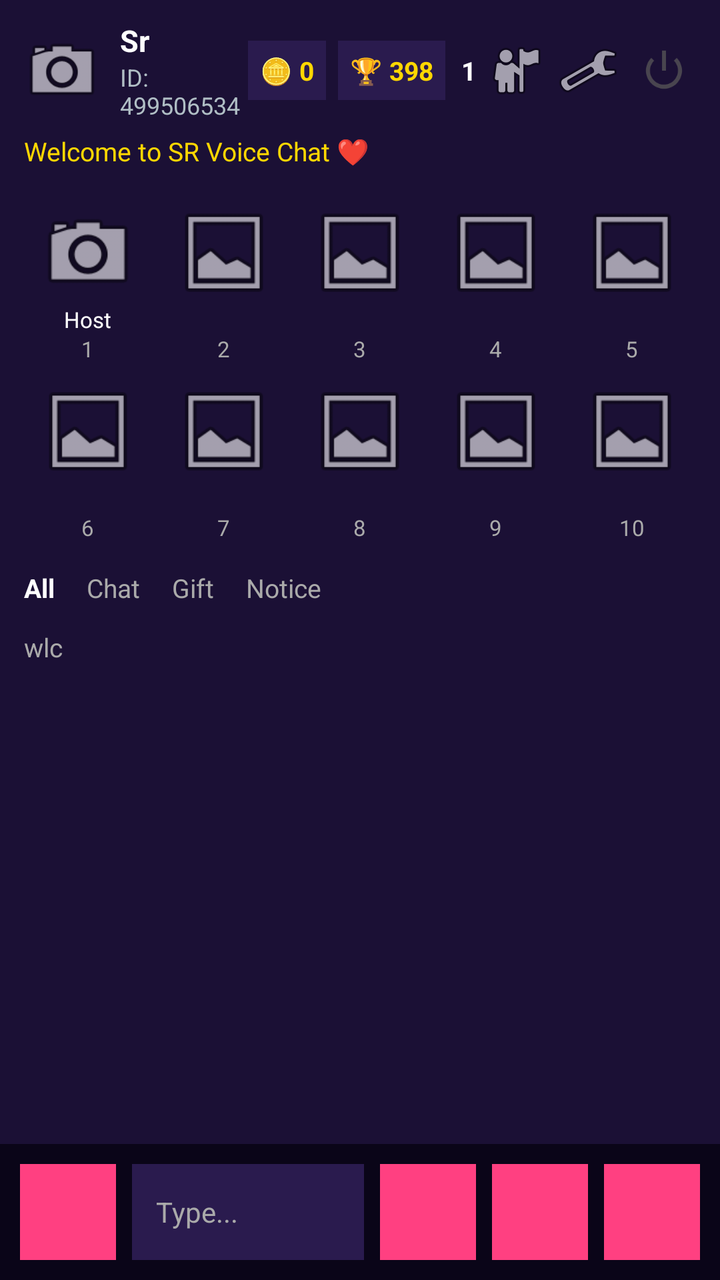
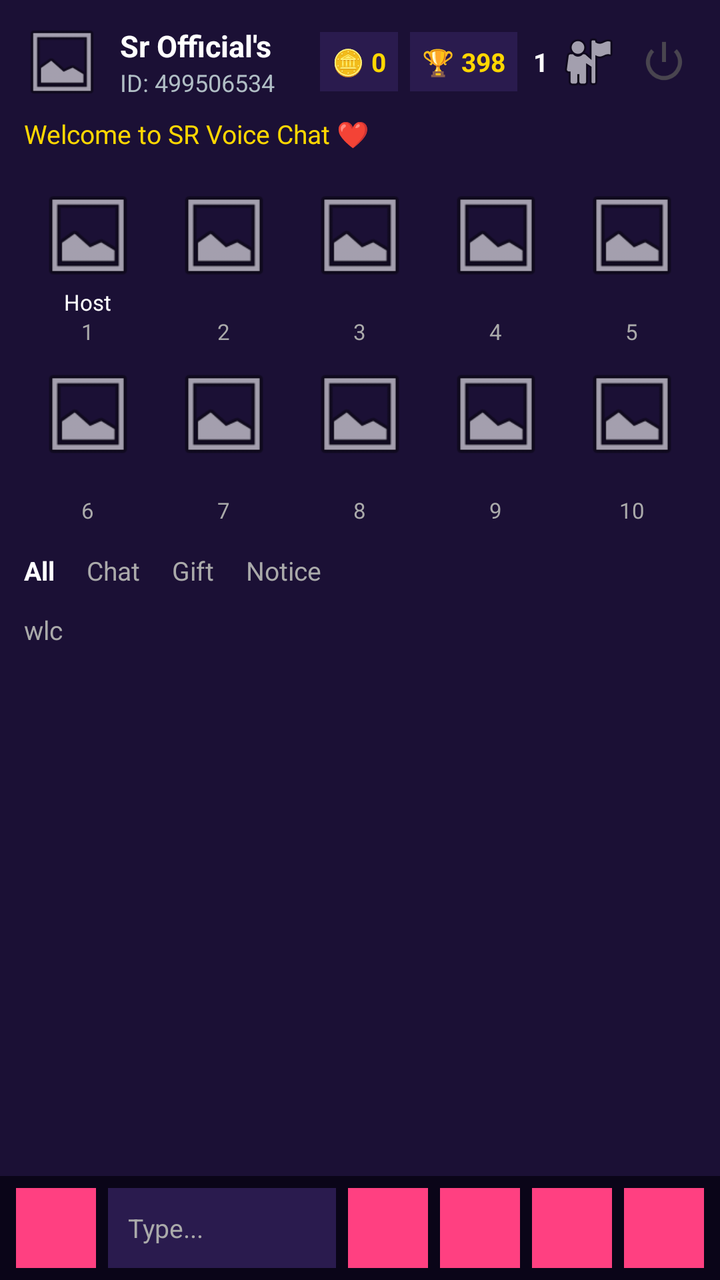

Compare the two renders of this Android layout. The source of the first and the diff that turns it into the second are given below.
<!-- AndroidManifest.xml: activity theme Theme.SRVoiceChat -->
<!-- res/layout/activity_voice_room.xml -->
<?xml version="1.0" encoding="utf-8"?>
<LinearLayout xmlns:android="http://schemas.android.com/apk/res/android"
    android:layout_width="match_parent"
    android:layout_height="match_parent"
    android:orientation="vertical"
    android:background="#1B1035">

    
    <LinearLayout
        android:layout_width="match_parent"
        android:layout_height="wrap_content"
        android:orientation="horizontal"
        android:gravity="center_vertical"
        android:paddingStart="10dp"
        android:paddingEnd="10dp"
        android:paddingTop="10dp"
        android:paddingBottom="6dp">

        <ImageView
            android:id="@+id/roomHeaderProfileImg"
            android:layout_width="42dp"
            android:layout_height="42dp"
            android:src="@android:drawable/ic_menu_camera" />

        <LinearLayout
            android:layout_width="0dp"
            android:layout_height="wrap_content"
            android:layout_weight="1"
            android:orientation="vertical"
            android:paddingStart="8dp">

            <TextView
                android:id="@+id/roomTitleText"
                android:layout_width="wrap_content"
                android:layout_height="wrap_content"
                android:text="Sr Official's Room"
                android:textColor="#FFFFFF"
                android:textSize="15sp"
                android:textStyle="bold"
                android:maxLines="1" />

            <TextView
                android:id="@+id/roomInfoText"
                android:layout_width="wrap_content"
                android:layout_height="wrap_content"
                android:text="ID: 499506534"
                android:textColor="#B0BEC5"
                android:textSize="12sp" />
        </LinearLayout>

        
        <LinearLayout
            android:layout_width="wrap_content"
            android:layout_height="wrap_content"
            android:orientation="horizontal"
            android:gravity="center_vertical"
            android:padding="6dp"
            android:background="#2A1B4E">

            <TextView
                android:id="@+id/textRoomCoins"
                android:layout_width="wrap_content"
                android:layout_height="wrap_content"
                android:text="🪙 0"
                android:textColor="#FFD700"
                android:textSize="13sp"
                android:textStyle="bold" />
        </LinearLayout>

        
        <LinearLayout
            android:id="@+id/btnInRoomRanking"
            android:layout_width="wrap_content"
            android:layout_height="wrap_content"
            android:orientation="horizontal"
            android:gravity="center_vertical"
            android:padding="6dp"
            android:layout_marginStart="6dp"
            android:background="#2A1B4E">

            <TextView
                android:layout_width="wrap_content"
                android:layout_height="wrap_content"
                android:text="🏆 398"
                android:textColor="#FFD700"
                android:textSize="13sp"
                android:textStyle="bold" />
        </LinearLayout>

        
        <TextView
            android:id="@+id/textOnlineCount"
            android:layout_width="wrap_content"
            android:layout_height="wrap_content"
            android:text="1"
            android:textColor="#FFFFFF"
            android:textSize="13sp"
            android:textStyle="bold"
            android:paddingStart="8dp" />

        <ImageView
            android:id="@+id/btnOnlineList"
            android:layout_width="32dp"
            android:layout_height="32dp"
            android:layout_marginStart="4dp"
            android:src="@android:drawable/ic_menu_myplaces"
            android:contentDescription="Online" />

        
        <ImageView
            android:id="@+id/btnRoomTools"
            android:layout_width="32dp"
            android:layout_height="32dp"
            android:layout_marginStart="4dp"
            android:src="@android:drawable/ic_menu_preferences"
            android:contentDescription="Tools" />

        
        <ImageButton
            android:id="@+id/btnPower"
            android:layout_width="36dp"
            android:layout_height="36dp"
            android:layout_marginStart="4dp"
            android:background="@android:color/transparent"
            android:src="@android:drawable/ic_lock_power_off"
            android:contentDescription="Power" />
    </LinearLayout>

    
    <TextView
        android:id="@+id/roomNoticeBarText"
        android:layout_width="match_parent"
        android:layout_height="wrap_content"
        android:paddingStart="12dp"
        android:paddingEnd="12dp"
        android:paddingBottom="6dp"
        android:text="Welcome to SR Voice Chat ❤️"
        android:textColor="#FFD700"
        android:textSize="13sp" />

    
    <LinearLayout
        android:layout_width="match_parent"
        android:layout_height="wrap_content"
        android:orientation="vertical"
        android:paddingStart="10dp"
        android:paddingEnd="10dp"
        android:paddingTop="6dp">

        
        <LinearLayout
            android:layout_width="match_parent"
            android:layout_height="wrap_content"
            android:orientation="horizontal"
            android:gravity="center"
            android:weightSum="5">

            <LinearLayout
                android:id="@+id/seat_0"
                android:layout_width="0dp"
                android:layout_height="wrap_content"
                android:layout_weight="1"
                android:orientation="vertical"
                android:gravity="center"
                android:padding="4dp">
                <ImageView android:layout_width="52dp" android:layout_height="52dp" android:src="@android:drawable/ic_menu_camera" />
                <TextView android:layout_width="wrap_content" android:layout_height="wrap_content" android:text="Host" android:textColor="#FFFFFF" android:textSize="11sp" android:maxLines="1" />
                <TextView android:layout_width="wrap_content" android:layout_height="wrap_content" android:tag="seat_number" android:text="1" android:textColor="#AAAAAA" android:textSize="11sp" />
            </LinearLayout>

            <LinearLayout
                android:id="@+id/seat_1"
                android:layout_width="0dp"
                android:layout_height="wrap_content"
                android:layout_weight="1"
                android:orientation="vertical"
                android:gravity="center"
                android:padding="4dp">
                <ImageView android:layout_width="52dp" android:layout_height="52dp" android:src="@android:drawable/ic_menu_gallery" />
                <TextView android:layout_width="wrap_content" android:layout_height="wrap_content" android:text="" android:textColor="#FFFFFF" android:textSize="11sp" android:maxLines="1" />
                <TextView android:layout_width="wrap_content" android:layout_height="wrap_content" android:tag="seat_number" android:text="2" android:textColor="#AAAAAA" android:textSize="11sp" />
            </LinearLayout>

            <LinearLayout
                android:id="@+id/seat_2"
                android:layout_width="0dp"
                android:layout_height="wrap_content"
                android:layout_weight="1"
                android:orientation="vertical"
                android:gravity="center"
                android:padding="4dp">
                <ImageView android:layout_width="52dp" android:layout_height="52dp" android:src="@android:drawable/ic_menu_gallery" />
                <TextView android:layout_width="wrap_content" android:layout_height="wrap_content" android:text="" android:textColor="#FFFFFF" android:textSize="11sp" android:maxLines="1" />
                <TextView android:layout_width="wrap_content" android:layout_height="wrap_content" android:tag="seat_number" android:text="3" android:textColor="#AAAAAA" android:textSize="11sp" />
            </LinearLayout>

            <LinearLayout
                android:id="@+id/seat_3"
                android:layout_width="0dp"
                android:layout_height="wrap_content"
                android:layout_weight="1"
                android:orientation="vertical"
                android:gravity="center"
                android:padding="4dp">
                <ImageView android:layout_width="52dp" android:layout_height="52dp" android:src="@android:drawable/ic_menu_gallery" />
                <TextView android:layout_width="wrap_content" android:layout_height="wrap_content" android:text="" android:textColor="#FFFFFF" android:textSize="11sp" android:maxLines="1" />
                <TextView android:layout_width="wrap_content" android:layout_height="wrap_content" android:tag="seat_number" android:text="4" android:textColor="#AAAAAA" android:textSize="11sp" />
            </LinearLayout>

            <LinearLayout
                android:id="@+id/seat_4"
                android:layout_width="0dp"
                android:layout_height="wrap_content"
                android:layout_weight="1"
                android:orientation="vertical"
                android:gravity="center"
                android:padding="4dp">
                <ImageView android:layout_width="52dp" android:layout_height="52dp" android:src="@android:drawable/ic_menu_gallery" />
                <TextView android:layout_width="wrap_content" android:layout_height="wrap_content" android:text="" android:textColor="#FFFFFF" android:textSize="11sp" android:maxLines="1" />
                <TextView android:layout_width="wrap_content" android:layout_height="wrap_content" android:tag="seat_number" android:text="5" android:textColor="#AAAAAA" android:textSize="11sp" />
            </LinearLayout>
        </LinearLayout>

        
        <LinearLayout
            android:layout_width="match_parent"
            android:layout_height="wrap_content"
            android:orientation="horizontal"
            android:gravity="center"
            android:weightSum="5">

            <LinearLayout
                android:id="@+id/seat_5"
                android:layout_width="0dp"
                android:layout_height="wrap_content"
                android:layout_weight="1"
                android:orientation="vertical"
                android:gravity="center"
                android:padding="4dp">
                <ImageView android:layout_width="52dp" android:layout_height="52dp" android:src="@android:drawable/ic_menu_gallery" />
                <TextView android:layout_width="wrap_content" android:layout_height="wrap_content" android:text="" android:textColor="#FFFFFF" android:textSize="11sp" android:maxLines="1" />
                <TextView android:layout_width="wrap_content" android:layout_height="wrap_content" android:tag="seat_number" android:text="6" android:textColor="#AAAAAA" android:textSize="11sp" />
            </LinearLayout>

            <LinearLayout
                android:id="@+id/seat_6"
                android:layout_width="0dp"
                android:layout_height="wrap_content"
                android:layout_weight="1"
                android:orientation="vertical"
                android:gravity="center"
                android:padding="4dp">
                <ImageView android:layout_width="52dp" android:layout_height="52dp" android:src="@android:drawable/ic_menu_gallery" />
                <TextView android:layout_width="wrap_content" android:layout_height="wrap_content" android:text="" android:textColor="#FFFFFF" android:textSize="11sp" android:maxLines="1" />
                <TextView android:layout_width="wrap_content" android:layout_height="wrap_content" android:tag="seat_number" android:text="7" android:textColor="#AAAAAA" android:textSize="11sp" />
            </LinearLayout>

            <LinearLayout
                android:id="@+id/seat_7"
                android:layout_width="0dp"
                android:layout_height="wrap_content"
                android:layout_weight="1"
                android:orientation="vertical"
                android:gravity="center"
                android:padding="4dp">
                <ImageView android:layout_width="52dp" android:layout_height="52dp" android:src="@android:drawable/ic_menu_gallery" />
                <TextView android:layout_width="wrap_content" android:layout_height="wrap_content" android:text="" android:textColor="#FFFFFF" android:textSize="11sp" android:maxLines="1" />
                <TextView android:layout_width="wrap_content" android:layout_height="wrap_content" android:tag="seat_number" android:text="8" android:textColor="#AAAAAA" android:textSize="11sp" />
            </LinearLayout>

            <LinearLayout
                android:id="@+id/seat_8"
                android:layout_width="0dp"
                android:layout_height="wrap_content"
                android:layout_weight="1"
                android:orientation="vertical"
                android:gravity="center"
                android:padding="4dp">
                <ImageView android:layout_width="52dp" android:layout_height="52dp" android:src="@android:drawable/ic_menu_gallery" />
                <TextView android:layout_width="wrap_content" android:layout_height="wrap_content" android:text="" android:textColor="#FFFFFF" android:textSize="11sp" android:maxLines="1" />
                <TextView android:layout_width="wrap_content" android:layout_height="wrap_content" android:tag="seat_number" android:text="9" android:textColor="#AAAAAA" android:textSize="11sp" />
            </LinearLayout>

            <LinearLayout
                android:id="@+id/seat_9"
                android:layout_width="0dp"
                android:layout_height="wrap_content"
                android:layout_weight="1"
                android:orientation="vertical"
                android:gravity="center"
                android:padding="4dp">
                <ImageView android:layout_width="52dp" android:layout_height="52dp" android:src="@android:drawable/ic_menu_gallery" />
                <TextView android:layout_width="wrap_content" android:layout_height="wrap_content" android:text="" android:textColor="#FFFFFF" android:textSize="11sp" android:maxLines="1" />
                <TextView android:layout_width="wrap_content" android:layout_height="wrap_content" android:tag="seat_number" android:text="10" android:textColor="#AAAAAA" android:textSize="11sp" />
            </LinearLayout>
        </LinearLayout>
    </LinearLayout>

    
    <LinearLayout
        android:layout_width="match_parent"
        android:layout_height="wrap_content"
        android:orientation="horizontal"
        android:paddingStart="12dp"
        android:paddingTop="10dp">

        <TextView
            android:id="@+id/tabAll"
            android:layout_width="wrap_content"
            android:layout_height="wrap_content"
            android:text="All"
            android:textColor="#FFFFFF"
            android:textSize="13sp"
            android:textStyle="bold"
            android:paddingEnd="16dp" />

        <TextView
            android:id="@+id/tabChat"
            android:layout_width="wrap_content"
            android:layout_height="wrap_content"
            android:text="Chat"
            android:textColor="#AAAAAA"
            android:textSize="13sp"
            android:paddingEnd="16dp" />

        <TextView
            android:id="@+id/tabGift"
            android:layout_width="wrap_content"
            android:layout_height="wrap_content"
            android:text="Gift"
            android:textColor="#AAAAAA"
            android:textSize="13sp"
            android:paddingEnd="16dp" />

        <TextView
            android:id="@+id/tabNotice"
            android:layout_width="wrap_content"
            android:layout_height="wrap_content"
            android:text="Notice"
            android:textColor="#AAAAAA"
            android:textSize="13sp" />
    </LinearLayout>

    
    <ScrollView
        android:layout_width="match_parent"
        android:layout_height="0dp"
        android:layout_weight="1"
        android:padding="12dp">

        <LinearLayout
            android:id="@+id/chatListContainer"
            android:layout_width="match_parent"
            android:layout_height="wrap_content"
            android:orientation="vertical">

            <TextView
                android:id="@+id/textChatEmpty"
                android:layout_width="wrap_content"
                android:layout_height="wrap_content"
                android:text="wlc"
                android:textColor="#AAAAAA"
                android:textSize="13sp" />
        </LinearLayout>
    </ScrollView>

    
    <LinearLayout
        android:layout_width="match_parent"
        android:layout_height="wrap_content"
        android:orientation="horizontal"
        android:gravity="center_vertical"
        android:padding="10dp"
        android:background="#0A0518">

        <Button
            android:id="@+id/btnMicToggle"
            android:layout_width="48dp"
            android:layout_height="48dp"
            android:text="🎤"
            android:textSize="18sp"
            android:textColor="#FFFFFF"
            android:background="#FF9800" />

        <EditText
            android:id="@+id/inputChatMessage"
            android:layout_width="0dp"
            android:layout_height="48dp"
            android:layout_weight="1"
            android:layout_marginStart="8dp"
            android:layout_marginEnd="8dp"
            android:hint="Type..."
            android:textColorHint="#AAAAAA"
            android:textColor="#FFFFFF"
            android:textSize="14sp"
            android:background="#2A1B4E"
            android:paddingStart="12dp" />

        <Button
            android:id="@+id/btnChatOption"
            android:layout_width="48dp"
            android:layout_height="48dp"
            android:text="💬"
            android:textSize="18sp"
            android:textColor="#FFFFFF"
            android:background="#2A1B4E" />

        <Button
            android:id="@+id/btnGiftBox"
            android:layout_width="48dp"
            android:layout_height="48dp"
            android:layout_marginStart="8dp"
            android:text="🎁"
            android:textSize="18sp"
            android:textColor="#FFFFFF"
            android:background="#E91E63" />

        <Button
            android:id="@+id/btnGame"
            android:layout_width="48dp"
            android:layout_height="48dp"
            android:layout_marginStart="8dp"
            android:text="🎮"
            android:textSize="18sp"
            android:textColor="#FFFFFF"
            android:background="#2A1B4E" />
    </LinearLayout>

</LinearLayout>
<!-- resources referenced by this layout -->
<resources>
  <style name="Theme.SRVoiceChat" parent="Theme.Material3.DayNight.NoActionBar">
          <item name="colorPrimary">#FF4081</item>
          <item name="android:statusBarColor">#FF4081</item>
          <item name="android:windowLightStatusBar">true</item>
      </style>
</resources>

<!-- the commit's change to res/layout/activity_voice_room.xml (unified diff, before → after) -->
@@ -5,6 +5,7 @@
     android:orientation="vertical"
     android:background="#1B1035">
 
+    
     
     <LinearLayout
         android:layout_width="match_parent"
@@ -16,11 +17,14 @@
         android:paddingTop="10dp"
         android:paddingBottom="6dp">
 
+        
+        
         <ImageView
             android:id="@+id/roomHeaderProfileImg"
             android:layout_width="42dp"
             android:layout_height="42dp"
-            android:src="@android:drawable/ic_menu_camera" />
+            android:scaleType="centerCrop"
+            android:src="@android:drawable/ic_menu_gallery" />
 
         <LinearLayout
             android:layout_width="0dp"
@@ -105,15 +109,6 @@
             android:layout_marginStart="4dp"
             android:src="@android:drawable/ic_menu_myplaces"
             android:contentDescription="Online" />
-
-        
-        <ImageView
-            android:id="@+id/btnRoomTools"
-            android:layout_width="32dp"
-            android:layout_height="32dp"
-            android:layout_marginStart="4dp"
-            android:src="@android:drawable/ic_menu_preferences"
-            android:contentDescription="Tools" />
 
         
         <ImageButton
@@ -163,7 +158,7 @@
                 android:orientation="vertical"
                 android:gravity="center"
                 android:padding="4dp">
-                <ImageView android:layout_width="52dp" android:layout_height="52dp" android:src="@android:drawable/ic_menu_camera" />
+                <ImageView android:id="@+id/seatImg_0" android:layout_width="52dp" android:layout_height="52dp" android:src="@android:drawable/ic_menu_gallery" />
                 <TextView android:layout_width="wrap_content" android:layout_height="wrap_content" android:text="Host" android:textColor="#FFFFFF" android:textSize="11sp" android:maxLines="1" />
                 <TextView android:layout_width="wrap_content" android:layout_height="wrap_content" android:tag="seat_number" android:text="1" android:textColor="#AAAAAA" android:textSize="11sp" />
             </LinearLayout>
@@ -176,7 +171,7 @@
                 android:orientation="vertical"
                 android:gravity="center"
                 android:padding="4dp">
-                <ImageView android:layout_width="52dp" android:layout_height="52dp" android:src="@android:drawable/ic_menu_gallery" />
+                <ImageView android:id="@+id/seatImg_1" android:layout_width="52dp" android:layout_height="52dp" android:src="@android:drawable/ic_menu_gallery" />
                 <TextView android:layout_width="wrap_content" android:layout_height="wrap_content" android:text="" android:textColor="#FFFFFF" android:textSize="11sp" android:maxLines="1" />
                 <TextView android:layout_width="wrap_content" android:layout_height="wrap_content" android:tag="seat_number" android:text="2" android:textColor="#AAAAAA" android:textSize="11sp" />
             </LinearLayout>
@@ -189,7 +184,7 @@
                 android:orientation="vertical"
                 android:gravity="center"
                 android:padding="4dp">
-                <ImageView android:layout_width="52dp" android:layout_height="52dp" android:src="@android:drawable/ic_menu_gallery" />
+                <ImageView android:id="@+id/seatImg_2" android:layout_width="52dp" android:layout_height="52dp" android:src="@android:drawable/ic_menu_gallery" />
                 <TextView android:layout_width="wrap_content" android:layout_height="wrap_content" android:text="" android:textColor="#FFFFFF" android:textSize="11sp" android:maxLines="1" />
                 <TextView android:layout_width="wrap_content" android:layout_height="wrap_content" android:tag="seat_number" android:text="3" android:textColor="#AAAAAA" android:textSize="11sp" />
             </LinearLayout>
@@ -202,7 +197,7 @@
                 android:orientation="vertical"
                 android:gravity="center"
                 android:padding="4dp">
-                <ImageView android:layout_width="52dp" android:layout_height="52dp" android:src="@android:drawable/ic_menu_gallery" />
+                <ImageView android:id="@+id/seatImg_3" android:layout_width="52dp" android:layout_height="52dp" android:src="@android:drawable/ic_menu_gallery" />
                 <TextView android:layout_width="wrap_content" android:layout_height="wrap_content" android:text="" android:textColor="#FFFFFF" android:textSize="11sp" android:maxLines="1" />
                 <TextView android:layout_width="wrap_content" android:layout_height="wrap_content" android:tag="seat_number" android:text="4" android:textColor="#AAAAAA" android:textSize="11sp" />
             </LinearLayout>
@@ -215,7 +210,7 @@
                 android:orientation="vertical"
                 android:gravity="center"
                 android:padding="4dp">
-                <ImageView android:layout_width="52dp" android:layout_height="52dp" android:src="@android:drawable/ic_menu_gallery" />
+                <ImageView android:id="@+id/seatImg_4" android:layout_width="52dp" android:layout_height="52dp" android:src="@android:drawable/ic_menu_gallery" />
                 <TextView android:layout_width="wrap_content" android:layout_height="wrap_content" android:text="" android:textColor="#FFFFFF" android:textSize="11sp" android:maxLines="1" />
                 <TextView android:layout_width="wrap_content" android:layout_height="wrap_content" android:tag="seat_number" android:text="5" android:textColor="#AAAAAA" android:textSize="11sp" />
             </LinearLayout>
@@ -237,7 +232,7 @@
                 android:orientation="vertical"
                 android:gravity="center"
                 android:padding="4dp">
-                <ImageView android:layout_width="52dp" android:layout_height="52dp" android:src="@android:drawable/ic_menu_gallery" />
+                <ImageView android:id="@+id/seatImg_5" android:layout_width="52dp" android:layout_height="52dp" android:src="@android:drawable/ic_menu_gallery" />
                 <TextView android:layout_width="wrap_content" android:layout_height="wrap_content" android:text="" android:textColor="#FFFFFF" android:textSize="11sp" android:maxLines="1" />
                 <TextView android:layout_width="wrap_content" android:layout_height="wrap_content" android:tag="seat_number" android:text="6" android:textColor="#AAAAAA" android:textSize="11sp" />
             </LinearLayout>
@@ -250,7 +245,7 @@
                 android:orientation="vertical"
                 android:gravity="center"
                 android:padding="4dp">
-                <ImageView android:layout_width="52dp" android:layout_height="52dp" android:src="@android:drawable/ic_menu_gallery" />
+                <ImageView android:id="@+id/seatImg_6" android:layout_width="52dp" android:layout_height="52dp" android:src="@android:drawable/ic_menu_gallery" />
                 <TextView android:layout_width="wrap_content" android:layout_height="wrap_content" android:text="" android:textColor="#FFFFFF" android:textSize="11sp" android:maxLines="1" />
                 <TextView android:layout_width="wrap_content" android:layout_height="wrap_content" android:tag="seat_number" android:text="7" android:textColor="#AAAAAA" android:textSize="11sp" />
             </LinearLayout>
@@ -263,7 +258,7 @@
                 android:orientation="vertical"
                 android:gravity="center"
                 android:padding="4dp">
-                <ImageView android:layout_width="52dp" android:layout_height="52dp" android:src="@android:drawable/ic_menu_gallery" />
+                <ImageView android:id="@+id/seatImg_7" android:layout_width="52dp" android:layout_height="52dp" android:src="@android:drawable/ic_menu_gallery" />
                 <TextView android:layout_width="wrap_content" android:layout_height="wrap_content" android:text="" android:textColor="#FFFFFF" android:textSize="11sp" android:maxLines="1" />
                 <TextView android:layout_width="wrap_content" android:layout_height="wrap_content" android:tag="seat_number" android:text="8" android:textColor="#AAAAAA" android:textSize="11sp" />
             </LinearLayout>
@@ -276,7 +271,7 @@
                 android:orientation="vertical"
                 android:gravity="center"
                 android:padding="4dp">
-                <ImageView android:layout_width="52dp" android:layout_height="52dp" android:src="@android:drawable/ic_menu_gallery" />
+                <ImageView android:id="@+id/seatImg_8" android:layout_width="52dp" android:layout_height="52dp" android:src="@android:drawable/ic_menu_gallery" />
                 <TextView android:layout_width="wrap_content" android:layout_height="wrap_content" android:text="" android:textColor="#FFFFFF" android:textSize="11sp" android:maxLines="1" />
                 <TextView android:layout_width="wrap_content" android:layout_height="wrap_content" android:tag="seat_number" android:text="9" android:textColor="#AAAAAA" android:textSize="11sp" />
             </LinearLayout>
@@ -289,7 +284,7 @@
                 android:orientation="vertical"
                 android:gravity="center"
                 android:padding="4dp">
-                <ImageView android:layout_width="52dp" android:layout_height="52dp" android:src="@android:drawable/ic_menu_gallery" />
+                <ImageView android:id="@+id/seatImg_9" android:layout_width="52dp" android:layout_height="52dp" android:src="@android:drawable/ic_menu_gallery" />
                 <TextView android:layout_width="wrap_content" android:layout_height="wrap_content" android:text="" android:textColor="#FFFFFF" android:textSize="11sp" android:maxLines="1" />
                 <TextView android:layout_width="wrap_content" android:layout_height="wrap_content" android:tag="seat_number" android:text="10" android:textColor="#AAAAAA" android:textSize="11sp" />
             </LinearLayout>
@@ -365,63 +360,84 @@
     </ScrollView>
 
     
+    
+    
     <LinearLayout
         android:layout_width="match_parent"
         android:layout_height="wrap_content"
         android:orientation="horizontal"
         android:gravity="center_vertical"
-        android:padding="10dp"
+        android:paddingStart="8dp"
+        android:paddingEnd="8dp"
+        android:paddingTop="6dp"
+        android:paddingBottom="6dp"
         android:background="#0A0518">
 
+        
         <Button
             android:id="@+id/btnMicToggle"
-            android:layout_width="48dp"
-            android:layout_height="48dp"
+            android:layout_width="40dp"
+            android:layout_height="40dp"
             android:text="🎤"
-            android:textSize="18sp"
+            android:textSize="16sp"
             android:textColor="#FFFFFF"
             android:background="#FF9800" />
 
+        
         <EditText
             android:id="@+id/inputChatMessage"
             android:layout_width="0dp"
-            android:layout_height="48dp"
+            android:layout_height="40dp"
             android:layout_weight="1"
-            android:layout_marginStart="8dp"
-            android:layout_marginEnd="8dp"
+            android:layout_marginStart="6dp"
+            android:layout_marginEnd="6dp"
             android:hint="Type..."
             android:textColorHint="#AAAAAA"
             android:textColor="#FFFFFF"
-            android:textSize="14sp"
+            android:textSize="13sp"
             android:background="#2A1B4E"
-            android:paddingStart="12dp" />
-
+            android:paddingStart="10dp" />
+
+        
         <Button
             android:id="@+id/btnChatOption"
-            android:layout_width="48dp"
-            android:layout_height="48dp"
-            android:text="💬"
-            android:textSize="18sp"
+            android:layout_width="40dp"
+            android:layout_height="40dp"
+            android:text="➤"
+            android:textSize="16sp"
             android:textColor="#FFFFFF"
             android:background="#2A1B4E" />
 
+        
         <Button
             android:id="@+id/btnGiftBox"
-            android:layout_width="48dp"
-            android:layout_height="48dp"
-            android:layout_marginStart="8dp"
+            android:layout_width="40dp"
+            android:layout_height="40dp"
+            android:layout_marginStart="6dp"
             android:text="🎁"
-            android:textSize="18sp"
+            android:textSize="16sp"
             android:textColor="#FFFFFF"
             android:background="#E91E63" />
 
+        
         <Button
             android:id="@+id/btnGame"
-            android:layout_width="48dp"
-            android:layout_height="48dp"
-            android:layout_marginStart="8dp"
+            android:layout_width="40dp"
+            android:layout_height="40dp"
+            android:layout_marginStart="6dp"
             android:text="🎮"
-            android:textSize="18sp"
+            android:textSize="16sp"
+            android:textColor="#FFFFFF"
+            android:background="#2A1B4E" />
+
+        
+        <Button
+            android:id="@+id/btnRoomTools"
+            android:layout_width="40dp"
+            android:layout_height="40dp"
+            android:layout_marginStart="6dp"
+            android:text="⚙️"
+            android:textSize="16sp"
             android:textColor="#FFFFFF"
             android:background="#2A1B4E" />
     </LinearLayout>
